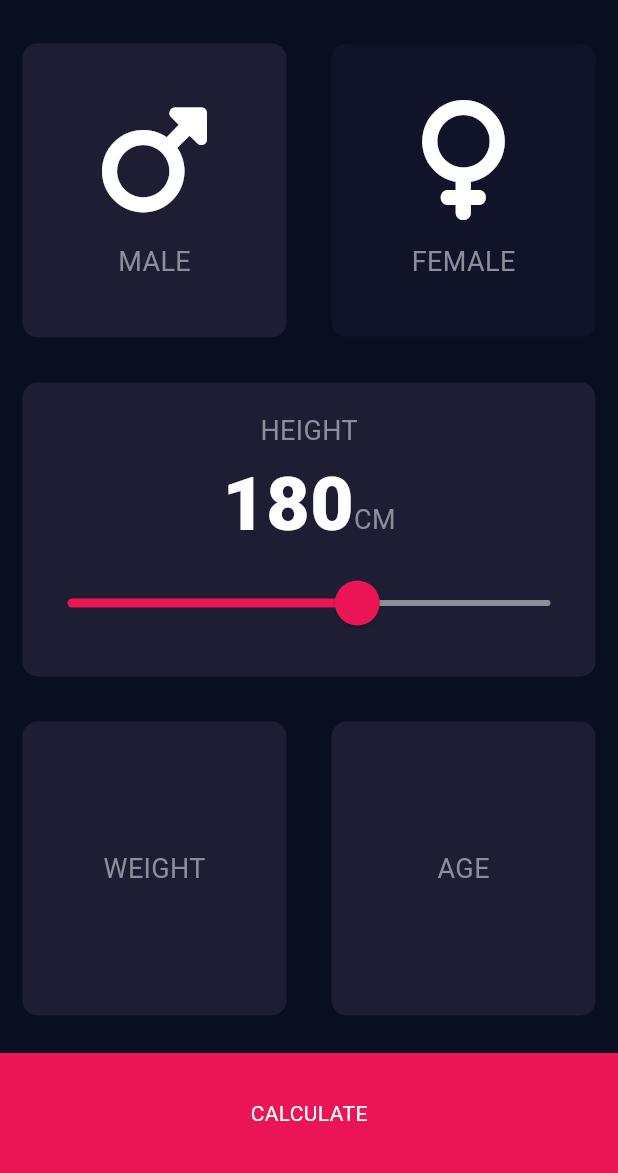
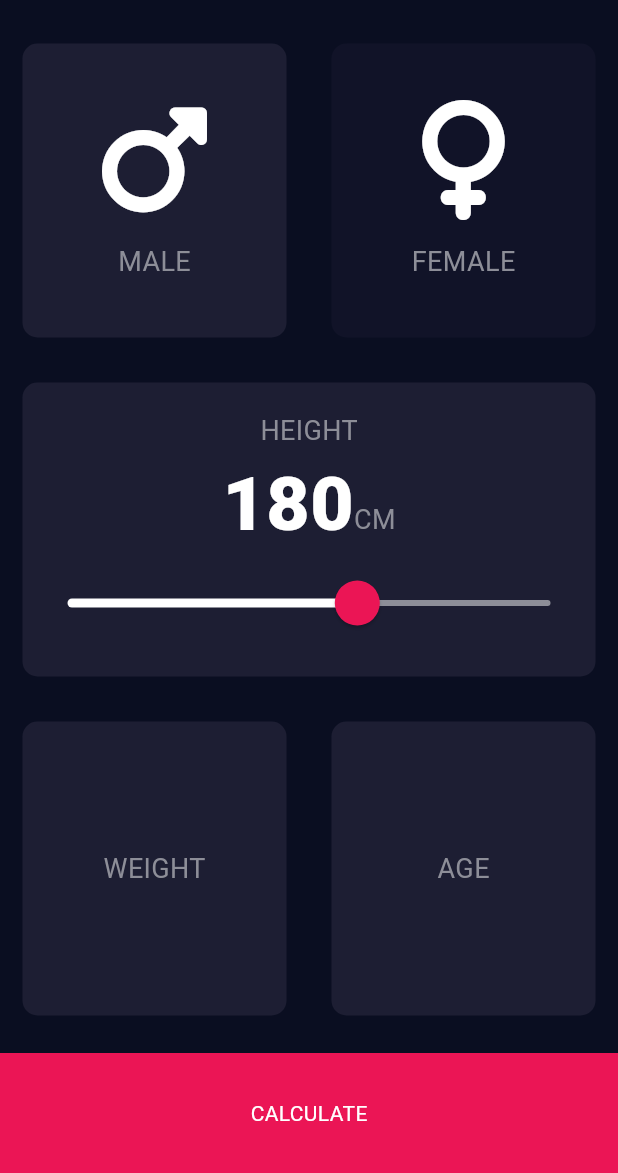
Before and after one commit to mehrshadkhv/BMI-Calculator, a Flutter app: the screen it shows after launch, on a phone screen of 412 x 824 dp, the part 63-1236 px from its top. Run offline on Flutter 3.47's test engine with Material 3 defaults, Android fonts, the phone set to English and light mode, and no system bars; our stand-ins replace font_awesome_flutter.

Commit message:
Eleventh commit

```diff
--- a/lib/input_page.dart
+++ b/lib/input_page.dart
@@ -93,15 +93,18 @@ class _InputPageState extends State<InputPage> {
                   ),
                   SliderTheme(
                     data: SliderTheme.of(context).copyWith(
+                      activeTrackColor: Colors.white,
+                      inactiveTrackColor: const Color(0xFF8D8E98),
+                      thumbColor:  const Color(0XFFEB1555),
+                      overlayColor: const Color(0X29EB1555),
                       thumbShape: const RoundSliderThumbShape(enabledThumbRadius: 15.0),
                       overlayShape: const RoundSliderOverlayShape(overlayRadius: 30.0),
+
                     ),
                     child: Slider(
                     value: height.toDouble(),
                     min: 120.0,
                     max: 220.0,
-                    activeColor: const Color(0xFFEB1555),
-                    inactiveColor: const Color(0xFF8D8E98),
                     onChanged: (double newValue) {
                       setState(() {
                         height = newValue.round();
```
Also changed, not shown: 4 other files.
